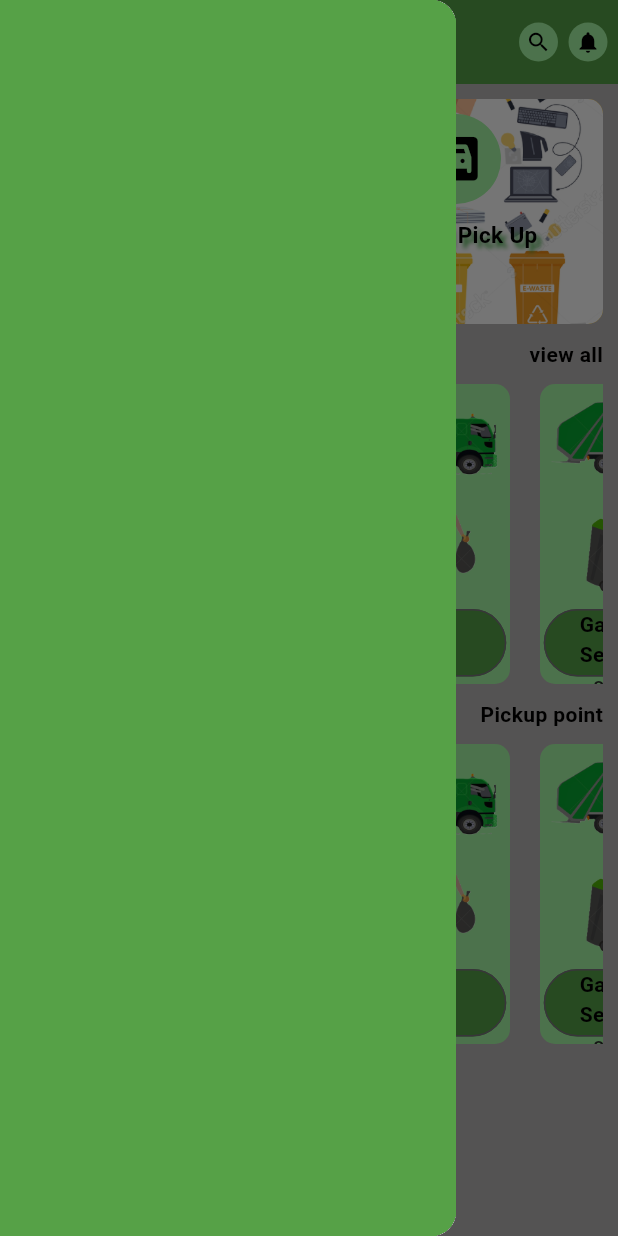
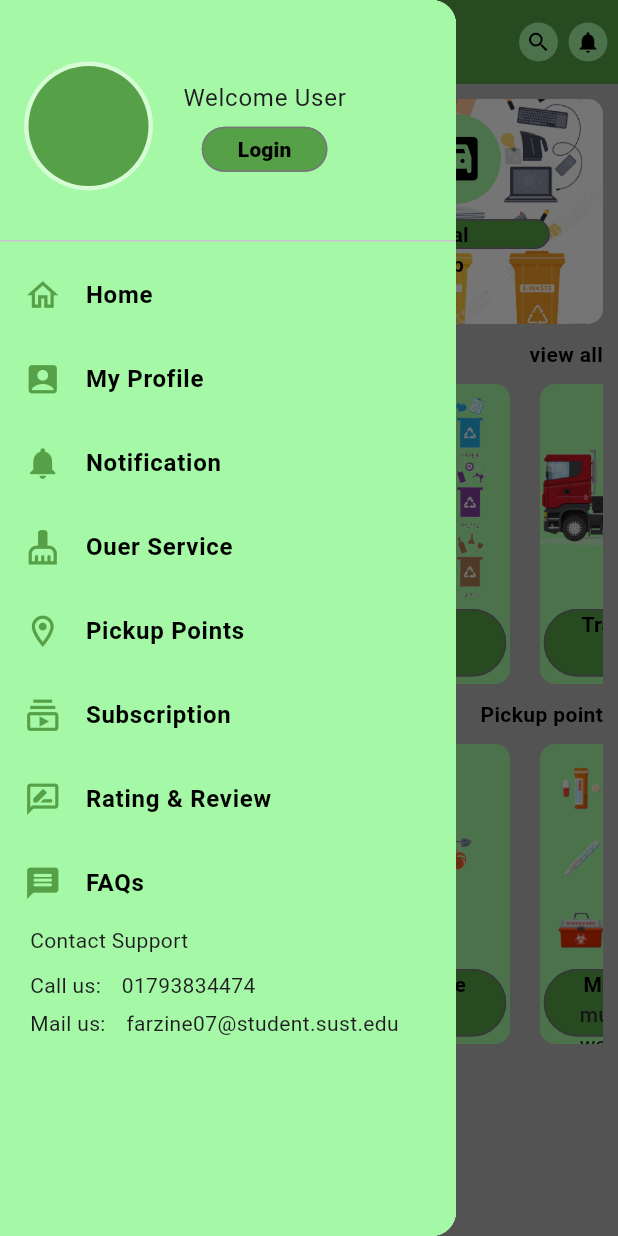
Before and after one commit to Farzine/waste_management_and_recycle_application, a Flutter app: the screen it shows after launch, with the side drawer open, on a phone screen of 412 x 824 dp. Run offline on Flutter 3.47's test engine with Material 3 defaults, Android fonts, the phone set to English and light mode, and no system bars; our stand-ins replace firebase_auth, firebase_core, flutter_signin_button, google_sign_in; accounts and stored records are empty.

Commit message:
managed home

```diff
--- /dev/null
+++ b/lib/screens/home/drawer_side.dart
@@ -0,0 +1,125 @@
+import 'package:flutter/material.dart';
+
+class DrawerSide extends StatelessWidget {
+  Widget listTile({required IconData icon, required String title}) {
+    return ListTile(
+      leading: Icon(
+        icon,
+        size: 25,
+        color: Color.fromARGB(255, 86, 161, 71),
+      ),
+      title: Text(
+        title,
+        style: TextStyle(
+            color: Colors.black, fontWeight: FontWeight.bold, fontSize: 16),
+      ),
+    );
+  }
+
+  @override
+  Widget build(BuildContext context) {
+    return Drawer(
+      child: Container(
+        color: Color.fromARGB(255, 165, 248, 165),
+        child: ListView(
+          children: [
+            DrawerHeader(
+              child: Row(
+                children: [
+                  CircleAvatar(
+                    backgroundColor: Colors.white54,
+                    radius: 43,
+                    child: CircleAvatar(
+                      radius: 40,
+                      backgroundColor: Color.fromARGB(255, 86, 161, 71),
+                    ),
+                  ),
+                  SizedBox(
+                    height: 20,
+                    width: 20,
+                  ),
+                  Column(
+                    mainAxisAlignment: MainAxisAlignment.center,
+                    children: [
+                      Text("Welcome User"),
+                      SizedBox(
+                        height: 7,
+                      ),
+                      Container(
+                        height: 30,
+                        child: OutlinedButton(
+                          onPressed: () {},
+                          child: Text(
+                            "Login",
+                            style: TextStyle(
+                                fontWeight: FontWeight.w900,
+                                color: Colors.black),
+                          ),
+                          style: ElevatedButton.styleFrom(
+                            backgroundColor: Color.fromARGB(255, 86, 161, 71),
+                            shape: RoundedRectangleBorder(
+                              borderRadius: BorderRadius.circular(15),
+                              side: BorderSide(
+                                width: 2,
+                              ),
+                            ),
+                          ),
+                        ),
+                      ),
+                    ],
+                  ),
+                ],
+              ),
+            ),
+            listTile(icon: Icons.home_outlined, title: 'Home'),
+            listTile(icon: Icons.account_box, title: 'My Profile'),
+            listTile(icon: Icons.notifications, title: 'Notification'),
+            listTile(icon: Icons.cleaning_services, title: 'Ouer Service'),
+            listTile(icon: Icons.location_on_outlined, title: 'Pickup Points'),
+            listTile(icon: Icons.subscriptions_outlined, title: 'Subscription'),
+            listTile(
+                icon: Icons.rate_review_outlined, title: 'Rating & Review'),
+            listTile(icon: Icons.message_rounded, title: 'FAQs'),
+            Container(
+              height: 350,
+              padding: EdgeInsets.symmetric(horizontal: 20),
+              child: Column(
+                crossAxisAlignment: CrossAxisAlignment.start,
+                children: [
+                  Text('Contact Support'),
+                  SizedBox(
+                    height: 10,
+                  ),
+                  Row(
+                    children: [
+                      Text('Call us: '),
+                      SizedBox(
+                        width: 10,
+                      ),
+                      Text('01793834474'),
+                    ],
+                  ),
+                  SizedBox(
+                    height: 5,
+                  ),
+                  SingleChildScrollView(
+                    scrollDirection: Axis.horizontal,
+                    child: Row(
+                      children: [
+                        Text('Mail us: '),
+                        SizedBox(
+                          width: 10,
+                        ),
+                        Text('farzine07@student.sust.edu'),
+                      ],
+                    ),
+                  ),
+                ],
+              ),
+            ),
+          ],
+        ),
+      ),
+    );
+  }
+}
--- /dev/null
+++ b/lib/screens/home/singal_product.dart
@@ -0,0 +1,74 @@
+import 'package:flutter/material.dart';
+
+class SingalProduct extends StatelessWidget {
+  final String productImage;
+  final String productName;
+  final String productSubTitle;
+  final Function onTap;
+  SingalProduct(
+      {required this.productImage,
+      required this.productName,
+      required this.productSubTitle,
+      required this.onTap});
+  @override
+  Widget build(BuildContext context) {
+    return SingleChildScrollView(
+      scrollDirection: Axis.horizontal,
+      child: Row(
+        children: [
+          Container(
+            margin: EdgeInsets.symmetric(horizontal: 10),
+            height: 200,
+            width: 150,
+            decoration: BoxDecoration(
+              borderRadius: BorderRadius.circular(10),
+              color: Color.fromARGB(255, 165, 248, 165),
+            ),
+            child: Column(
+              children: [
+                Expanded(
+                  flex: 3,
+                  child: Image(
+                    // image: AssetImage('assets/garbage_truck.png'),
+                    image: AssetImage(productImage),
+                  ),
+                ),
+                Expanded(
+                  child: Column(
+                    children: [
+                      Container(
+                        height: 45,
+                        width: 145,
+                        child: OutlinedButton(
+                          style: OutlinedButton.styleFrom(
+                            backgroundColor: Color.fromARGB(255, 86, 161, 71),
+                          ),
+                          onPressed: () {},
+                          child: Column(
+                            children: [
+                              Text(
+                                productName,
+                                style: TextStyle(
+                                    color: Colors.black,
+                                    fontWeight: FontWeight.bold),
+                              ),
+                              Text(
+                                productSubTitle,
+                                style: TextStyle(
+                                    color: Color.fromARGB(255, 44, 44, 44)),
+                              )
+                            ],
+                          ),
+                        ),
+                      ),
+                    ],
+                  ),
+                ),
+              ],
+            ),
+          )
+        ],
+      ),
+    );
+  }
+}
--- /dev/null
+++ b/lib/screens/home/waste_type.dart
@@ -0,0 +1,74 @@
+import 'package:flutter/material.dart';
+
+class WasteType extends StatelessWidget {
+  final String WasteTypeImage;
+  final String WasteTypeName;
+  final String WasteTypeSubTitle;
+  final Function onTap;
+  WasteType(
+      {required this.WasteTypeImage,
+      required this.WasteTypeName,
+      required this.WasteTypeSubTitle,
+      required this.onTap});
+
+  @override
+  Widget build(BuildContext context) {
+    return SingleChildScrollView(
+      scrollDirection: Axis.horizontal,
+      child: Row(
+        children: [
+          Container(
+            margin: EdgeInsets.symmetric(horizontal: 10),
+            height: 200,
+            width: 150,
+            decoration: BoxDecoration(
+              borderRadius: BorderRadius.circular(10),
+              color: Color.fromARGB(255, 165, 248, 165),
+            ),
+            child: Column(
+              children: [
+                Expanded(
+                  flex: 3,
+                  child: Image(
+                    image: AssetImage(WasteTypeImage),
+                  ),
+                ),
+                Expanded(
+                  child: Column(
+                    children: [
+                      Container(
+                        height: 45,
+                        width: 145,
+                        child: OutlinedButton(
+                          style: OutlinedButton.styleFrom(
+                            backgroundColor: Color.fromARGB(255, 86, 161, 71),
+                          ),
+                          onPressed: () {},
+                          child: Column(
+                            children: [
+                              Text(
+                                WasteTypeName,
+                                style: TextStyle(
+                                    color: Colors.black,
+                                    fontWeight: FontWeight.bold),
+                              ),
+                              Text(
+                                WasteTypeSubTitle,
+                                style: TextStyle(
+                                    color: Color.fromARGB(255, 44, 44, 44)),
+                              )
+                            ],
+                          ),
+                        ),
+                      ),
+                    ],
+                  ),
+                ),
+              ],
+            ),
+          )
+        ],
+      ),
+    );
+  }
+}
--- a/lib/screens/home_screen.dart
+++ b/lib/screens/home_screen.dart
@@ -1,122 +1,15 @@
 import 'package:flutter/material.dart';
+import 'package:flutter_signin_button/button_list.dart';
+import 'package:waste_management_and_recycle_application/screens/home/drawer_side.dart';
+import 'package:waste_management_and_recycle_application/screens/home/singal_product.dart';
+import 'package:waste_management_and_recycle_application/screens/home/waste_type.dart';
 
 class HomeScreen extends StatelessWidget {
-  Widget WasteType() {
-    return Container(
-      margin: EdgeInsets.symmetric(horizontal: 10),
-      height: 200,
-      width: 150,
-      decoration: BoxDecoration(
-        borderRadius: BorderRadius.circular(10),
-        color: Color.fromARGB(255, 165, 248, 165),
-      ),
-      child: Column(
-        children: [
-          Expanded(
-            flex: 3,
-            child: Image(
-              image: AssetImage('assets/garbage_truck.png'),
-            ),
-          ),
-          Expanded(
-            child: Column(
-              children: [
-                Container(
-                  height: 45,
-                  width: 145,
-                  child: OutlinedButton(
-                    style: OutlinedButton.styleFrom(
-                      backgroundColor: Color.fromARGB(255, 86, 161, 71),
-                    ),
-                    onPressed: () {},
-                    child: Column(
-                      children: [
-                        Text(
-                          'Garbage Service',
-                          style: TextStyle(
-                              color: Colors.black, fontWeight: FontWeight.bold),
-                        ),
-                        Text(
-                          'subscription',
-                          style:
-                              TextStyle(color: Color.fromARGB(255, 44, 44, 44)),
-                        )
-                      ],
-                    ),
-                  ),
-                ),
-              ],
-            ),
-          ),
-        ],
-      ),
-    );
-    ;
-  }
-
-  Widget singalProducts() {
-    return Container(
-      margin: EdgeInsets.symmetric(horizontal: 10),
-      height: 200,
-      width: 150,
-      decoration: BoxDecoration(
-        borderRadius: BorderRadius.circular(10),
-        color: Color.fromARGB(255, 165, 248, 165),
-      ),
-      child: Column(
-        children: [
-          Expanded(
-            flex: 3,
-            child: Image(
-              image: AssetImage('assets/garbage_truck.png'),
-            ),
-          ),
-          Expanded(
-            child: Column(
-              children: [
-                Container(
-                  height: 45,
-                  width: 145,
-                  child: OutlinedButton(
-                    style: OutlinedButton.styleFrom(
-                      backgroundColor: Color.fromARGB(255, 86, 161, 71),
-                    ),
-                    onPressed: () {},
-                    child: Column(
-                      children: [
-                        Text(
-                          'Garbage Service',
-                          style: TextStyle(
-                              color: Colors.black, fontWeight: FontWeight.bold),
-                        ),
-                        Text(
-                          'subscription',
-                          style:
-                              TextStyle(color: Color.fromARGB(255, 44, 44, 44)),
-                        )
-                      ],
-                    ),
-                  ),
-                ),
-              ],
-            ),
-          ),
-        ],
-      ),
-    );
-  }
-
   @override
   Widget build(BuildContext context) {
     return Scaffold(
       backgroundColor: Color.fromARGB(255, 184, 180, 180),
-      drawer: Drawer(
-        child: Container(
-          color: Color.fromARGB(255, 86, 161, 71),
-          width: double.infinity,
-          height: double.infinity,
-        ),
-      ),
+      drawer: DrawerSide(),
       appBar: AppBar(
         iconTheme: IconThemeData(color: Colors.black),
         title: Text(
@@ -183,19 +76,29 @@ class HomeScreen extends StatelessWidget {
                               ),
                             ),
                           ),
+                          Container(
+                            height: 20,
+                            width: 112,
+                            child: OutlinedButton(
+                              style: OutlinedButton.styleFrom(
+                                backgroundColor:
+                                    Color.fromARGB(255, 86, 161, 71),
+                                shape: RoundedRectangleBorder(
+                                  borderRadius: BorderRadius.circular(15),
+                                ),
+                              ),
+                              onPressed: () {},
+                              child: Column(
+                                crossAxisAlignment: CrossAxisAlignment.center,
+                                children: [
                                   Text(
                                     'Subscription',
                                     style: TextStyle(
-                              fontWeight: FontWeight.bold,
-                              fontSize: 15,
                                         color: Colors.black,
-                              shadows: [
-                                BoxShadow(
-                                  blurRadius: 3,
-                                  color: Colors.green,
-                                  offset: Offset(3, 3),
+                                        fontWeight: FontWeight.bold),
                                   ),
                                 ],
+                              ),
                             ),
                           ),
                         ],
@@ -221,19 +124,28 @@ class HomeScreen extends StatelessWidget {
                               ),
                             ),
                           ),
+                          Container(
+                            height: 20,
+                            width: 125,
+                            child: OutlinedButton(
+                              style: OutlinedButton.styleFrom(
+                                  backgroundColor:
+                                      Color.fromARGB(255, 86, 161, 71),
+                                  shape: RoundedRectangleBorder(
+                                    borderRadius: BorderRadius.circular(15),
+                                  )),
+                              onPressed: () {},
+                              child: Column(
+                                crossAxisAlignment: CrossAxisAlignment.center,
+                                children: [
                                   Text(
-                            'Special Pick Up',
+                                    'Special Pickup',
                                     style: TextStyle(
-                              fontWeight: FontWeight.bold,
-                              fontSize: 15,
                                         color: Colors.black,
-                              shadows: [
-                                BoxShadow(
-                                  blurRadius: 3,
-                                  color: Colors.green,
-                                  offset: Offset(3, 3),
+                                        fontWeight: FontWeight.bold),
                                   ),
                                 ],
+                              ),
                             ),
                           ),
                         ],
@@ -269,10 +181,36 @@ class HomeScreen extends StatelessWidget {
               scrollDirection: Axis.horizontal,
               child: Row(
                 children: [
-                  singalProducts(),
-                  singalProducts(),
-                  singalProducts(),
-                  singalProducts(),
+                  SingalProduct(
+                    productImage: 'assets/garbage_truck.png',
+                    productName: 'Garbage Service',
+                    productSubTitle: 'subscription',
+                    onTap: () {},
+                  ),
+                  SingalProduct(
+                    productImage: 'assets/recycle.png',
+                    productName: 'Recycle Service',
+                    productSubTitle: 'Free',
+                    onTap: () {},
+                  ),
+                  SingalProduct(
+                    productImage: 'assets/transportation.png',
+                    productName: 'Transportation',
+                    productSubTitle: 'service',
+                    onTap: () {},
+                  ),
+                  SingalProduct(
+                    productImage: 'assets/hazardous.png',
+                    productName: 'Hazardous waste',
+                    productSubTitle: 'management',
+                    onTap: () {},
+                  ),
+                  SingalProduct(
+                    productImage: 'assets/cleaner.png',
+                    productName: 'Cleaner Service',
+                    productSubTitle: 'subscription',
+                    onTap: () {},
+                  ),
                 ],
               ),
             ),
@@ -302,10 +240,36 @@ class HomeScreen extends StatelessWidget {
               scrollDirection: Axis.horizontal,
               child: Row(
                 children: [
-                  WasteType(),
-                  WasteType(),
-                  WasteType(),
-                  WasteType(),
+                  WasteType(
+                    WasteTypeImage: 'assets/solid_waste.png',
+                    WasteTypeName: 'Solid Waste',
+                    WasteTypeSubTitle: 'municipal waste',
+                    onTap: () {},
+                  ),
+                  WasteType(
+                    WasteTypeImage: 'assets/organic_waste.png',
+                    WasteTypeName: 'Organic waste',
+                    WasteTypeSubTitle: 'residential waste',
+                    onTap: () {},
+                  ),
+                  WasteType(
+                    WasteTypeImage: 'assets/medical_waste.png',
+                    WasteTypeName: 'Medical waste',
+                    WasteTypeSubTitle: 'municipal waste',
+                    onTap: () {},
+                  ),
+                  WasteType(
+                    WasteTypeImage: 'assets/eWaste.png',
+                    WasteTypeName: 'Electronic Waste',
+                    WasteTypeSubTitle: 'residential waste',
+                    onTap: () {},
+                  ),
+                  WasteType(
+                    WasteTypeImage: 'assets/plastic_waste.png',
+                    WasteTypeName: 'Plastic waste',
+                    WasteTypeSubTitle: 'municiple waste',
+                    onTap: () {},
+                  ),
                 ],
               ),
             ),
```
Also changed, not shown: pubspec.yaml (+9 -0 lines), assets/cleaner.png (added), assets/eWaste.png (added), assets/hazardous.png (added), assets/medical_waste.png (added), assets/organic_waste.png (added), assets/plastic_waste.png (added), assets/recycle.png (added), assets/solid_waste.png (added), assets/transportation.png (added). Lines whose indentation alone changed are shown as unchanged.
